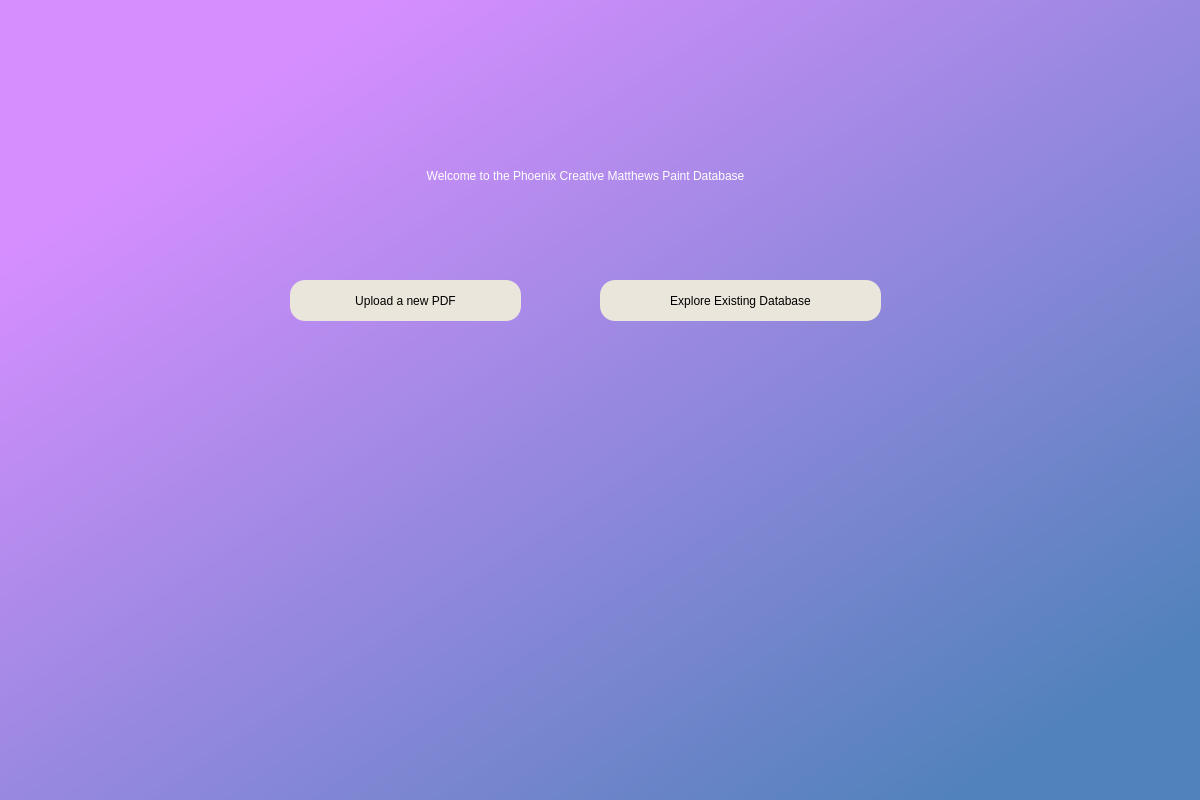
This is src/Tutorial.ui in nkerber/PhoenixCreative as Qt 5 draws it before an edit. The edited form follows.
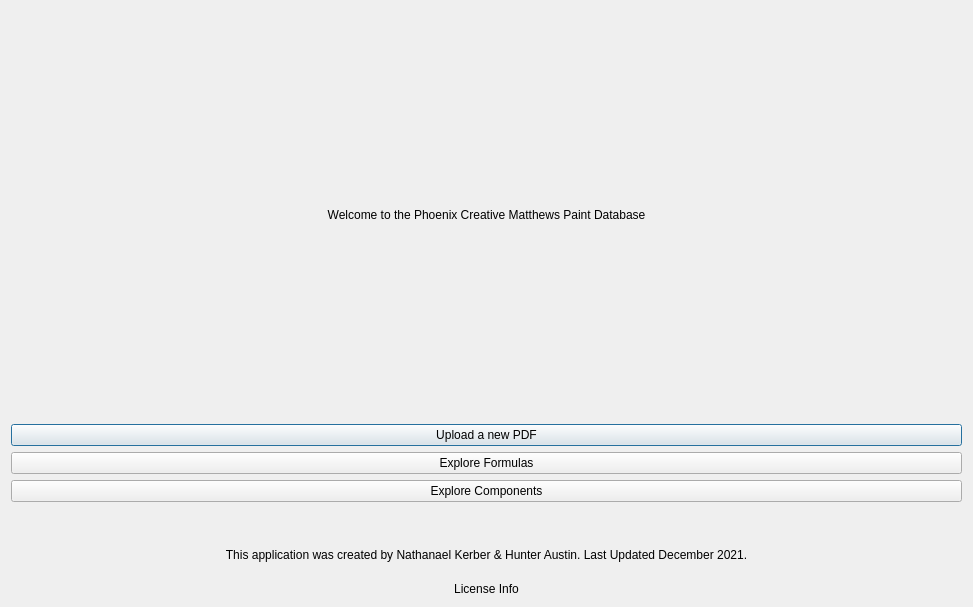
This is the edited form.

Commit message: Split views into individual widgets, UI at ~85%

Diff of the .ui file:
```diff
--- a/src/Tutorial.ui
+++ b/src/Tutorial.ui
@@ -6,38 +6,39 @@
    <rect>
     <x>0</x>
     <y>0</y>
-    <width>1200</width>
-    <height>800</height>
+    <width>973</width>
+    <height>607</height>
    </rect>
   </property>
   <property name="windowTitle">
    <string>Dialog</string>
   </property>
-  <widget class="QWidget" name="widget" native="true">
-   <property name="geometry">
-    <rect>
-     <x>0</x>
-     <y>0</y>
-     <width>1201</width>
-     <height>801</height>
-    </rect>
-   </property>
-   <property name="styleSheet">
-    <string notr="true">QWidget#widget{
-background-color:qlineargradient(spread:pad, x1:0.176, y1:0.142045, x2:0.909, y2:0.869318, stop:0 rgba(214, 142, 255, 255), stop:1 rgba(82, 130, 188, 255));}</string>
-   </property>
+  <layout class="QGridLayout" name="gridLayout_2" rowstretch="5,0,0,0,0,0,0">
+   <item row="5" column="0">
+    <widget class="QLabel" name="label_2">
+     <property name="text">
+      <string>This application was created by Nathanael Kerber &amp; Hunter Austin. Last Updated December 2021.
+</string>
+     </property>
+     <property name="alignment">
+      <set>Qt::AlignCenter</set>
+     </property>
+    </widget>
+   </item>
+   <item row="6" column="0">
+    <widget class="QLabel" name="label_3">
+     <property name="text">
+      <string>License Info</string>
+     </property>
+     <property name="alignment">
+      <set>Qt::AlignCenter</set>
+     </property>
+    </widget>
+   </item>
+   <item row="0" column="0">
    <widget class="QLabel" name="label">
-    <property name="geometry">
-     <rect>
-      <x>340</x>
-      <y>130</y>
-      <width>491</width>
-      <height>91</height>
-     </rect>
-    </property>
     <property name="styleSheet">
-     <string notr="true">font: 20pt &quot;Segoe UI&quot;;
-color: rgb(255, 255, 255);</string>
+      <string notr="true">font: 20pt &quot;Segoe UI&quot;;</string>
     </property>
     <property name="text">
      <string>Welcome to the Phoenix Creative Matthews Paint Database</string>
@@ -52,45 +53,69 @@
      <bool>true</bool>
     </property>
    </widget>
-   <widget class="QPushButton" name="pushButton">
-    <property name="geometry">
-     <rect>
-      <x>290</x>
-      <y>280</y>
-      <width>231</width>
-      <height>41</height>
-     </rect>
+   </item>
+   <item row="1" column="0">
+    <widget class="QPushButton" name="login">
+     <property name="sizePolicy">
+      <sizepolicy hsizetype="Preferred" vsizetype="Expanding">
+       <horstretch>0</horstretch>
+       <verstretch>0</verstretch>
+      </sizepolicy>
     </property>
     <property name="styleSheet">
-     <string notr="true">font: 16pt &quot;Segoe UI&quot;;
-border-radius:15px;
-background-color:rgb(235, 230, 219)
-</string>
+      <string notr="true"/>
     </property>
     <property name="text">
      <string>Upload a new PDF</string>
     </property>
    </widget>
-   <widget class="QPushButton" name="pushButton_3">
-    <property name="geometry">
-     <rect>
-      <x>600</x>
-      <y>280</y>
-      <width>281</width>
-      <height>41</height>
-     </rect>
+   </item>
+   <item row="3" column="0">
+    <widget class="QPushButton" name="login_3">
+     <property name="sizePolicy">
+      <sizepolicy hsizetype="Minimum" vsizetype="Expanding">
+       <horstretch>0</horstretch>
+       <verstretch>0</verstretch>
+      </sizepolicy>
     </property>
     <property name="styleSheet">
-     <string notr="true">font: 16pt &quot;Segoe UI&quot;;
-border-radius:15px;
-background-color:rgb(235, 230, 219)
-</string>
+      <string notr="true"/>
     </property>
     <property name="text">
-     <string>Explore Existing Database</string>
-    </property>
-   </widget>
-  </widget>
+      <string>Explore Components</string>
+     </property>
+    </widget>
+   </item>
+   <item row="2" column="0">
+    <widget class="QPushButton" name="login_2">
+     <property name="sizePolicy">
+      <sizepolicy hsizetype="Expanding" vsizetype="Expanding">
+       <horstretch>0</horstretch>
+       <verstretch>0</verstretch>
+      </sizepolicy>
+     </property>
+     <property name="styleSheet">
+      <string notr="true"/>
+     </property>
+     <property name="text">
+      <string>Explore Formulas</string>
+     </property>
+    </widget>
+   </item>
+   <item row="4" column="0">
+    <spacer name="verticalSpacer">
+     <property name="orientation">
+      <enum>Qt::Vertical</enum>
+     </property>
+     <property name="sizeHint" stdset="0">
+      <size>
+       <width>20</width>
+       <height>40</height>
+      </size>
+     </property>
+    </spacer>
+   </item>
+  </layout>
  </widget>
  <resources/>
  <connections/>
```
Lines whose indentation alone changed are shown as unchanged. The commit also changes 7 other files.
